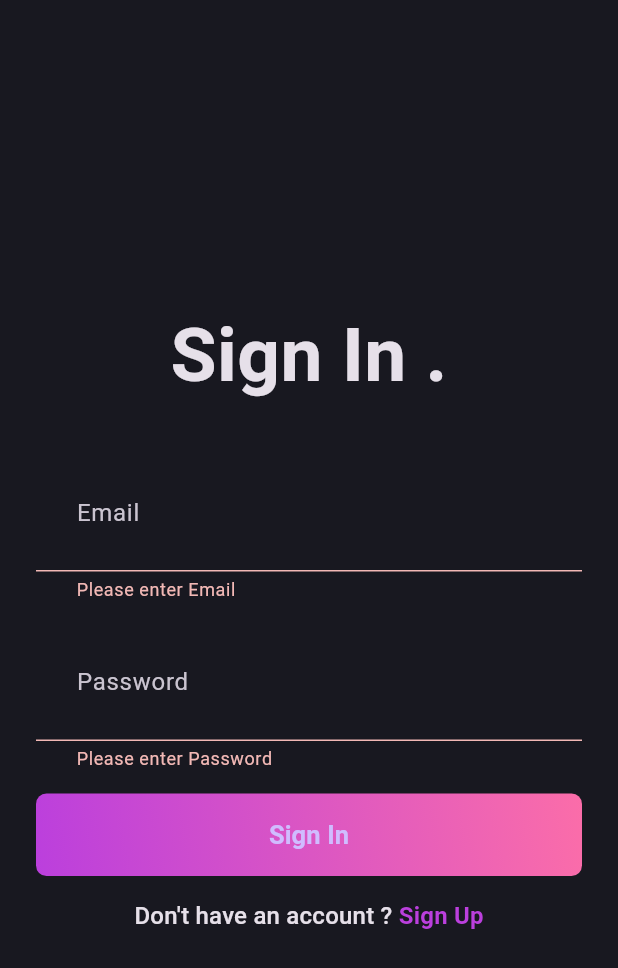
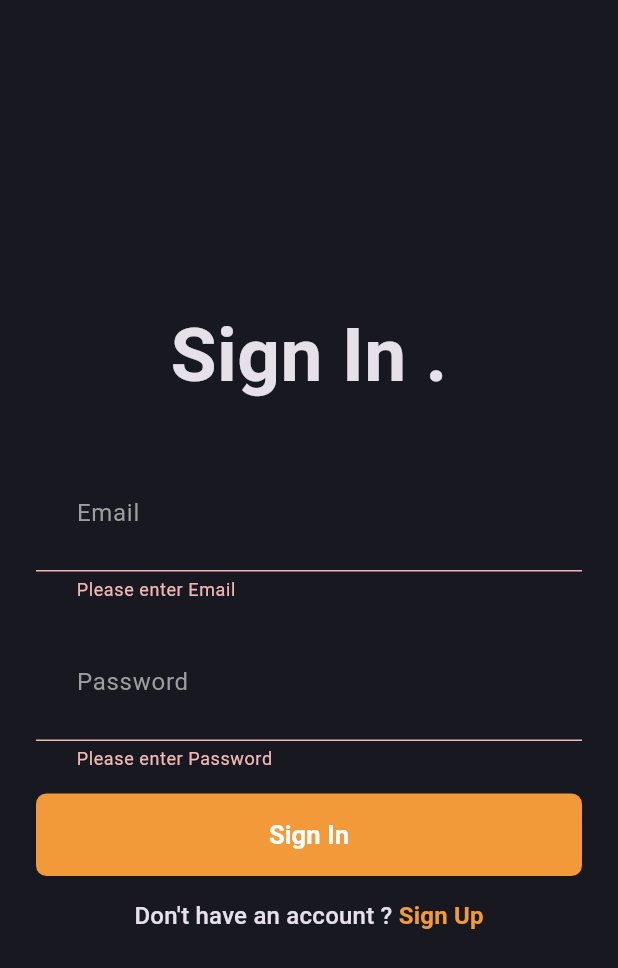
Before and after one commit to arun-kumar-bidila/myblog, a Flutter app: the screen it shows after launch, after a tap on "Sign In", on a phone screen of 412 x 824 dp. Shown: the top 968 px of the screen. Run offline on Flutter 3.47's test engine with Material 3 defaults, Android fonts, the phone set to English and light mode, and no system bars; our stand-ins replace dio, dotted_border, flutter_bloc, flutter_secure_storage, fpdart, get_it and 2 more; network calls fail.

Commit message:
complete phase one

```diff
--- a/lib/core/common/loader.dart
+++ b/lib/core/common/loader.dart
@@ -8,7 +8,7 @@ class Loader extends StatelessWidget {
   Widget build(BuildContext context) {
     return Center(
       child: CircularProgressIndicator(
-        color: AppPallete.gradient1,
+        color: AppPallete.secondaryColor,
         strokeWidth: 5,
       ),
     );
--- a/lib/core/cubits/app_user/app_user_cubit.dart
+++ b/lib/core/cubits/app_user/app_user_cubit.dart
@@ -9,7 +9,7 @@ class AppUserCubit extends Cubit<AppUserState> {
 
   void updateUser(User? user) {
     if (user == null) {
-      emit(AppUserInitial());
+      emit(AppUserLoggedOut());
     } else {
       emit(AppUserLoggedIn(user));
     }
--- a/lib/core/cubits/app_user/app_user_state.dart
+++ b/lib/core/cubits/app_user/app_user_state.dart
@@ -9,3 +9,5 @@ final class AppUserLoggedIn extends AppUserState {
   final User user;
   AppUserLoggedIn(this.user);
 }
+
+final class AppUserLoggedOut extends AppUserState {}
--- a/lib/core/theme/app_pallete.dart
+++ b/lib/core/theme/app_pallete.dart
@@ -1,13 +1,18 @@
 import 'package:flutter/material.dart';
 
 class AppPallete {
+  static const Color primaryColor = Color(0xFF1B4365);
+  static const Color secondaryColor = Color(0xFFF29939);
   static const Color backgroundColor = Color.fromRGBO(24, 24, 32, 1);
   static const Color gradient1 = Color.fromRGBO(187, 63, 221, 1);
   static const Color gradient2 = Color.fromRGBO(251, 109, 169, 1);
   static const Color gradient3 = Color.fromRGBO(255, 159, 124, 1);
   static const Color borderColor = Color.fromRGBO(52, 51, 67, 1);
   static const Color whiteColor = Colors.white;
+  static const Color blackColor = Colors.black;
   static const Color greyColor = Colors.grey;
   static const Color errorColor = Colors.redAccent;
   static const Color transparentColor = Colors.transparent;
+  static const Color splashScreenColor = primaryColor;
+  static const Color buttonColor = secondaryColor;
 }
--- a/lib/core/theme/theme.dart
+++ b/lib/core/theme/theme.dart
@@ -11,8 +11,9 @@ class AppTheme {
     scaffoldBackgroundColor: AppPallete.backgroundColor,
     inputDecorationTheme: InputDecorationTheme(
       enabledBorder: _border(),
-      focusedBorder: _border(AppPallete.gradient2),
+      focusedBorder: _border(AppPallete.secondaryColor),
       contentPadding: .all(27),
+
     ),
     appBarTheme: AppBarTheme(backgroundColor: AppPallete.backgroundColor),
   );
--- a/lib/core/utils/show_snackbar.dart
+++ b/lib/core/utils/show_snackbar.dart
@@ -7,14 +7,14 @@ void showSnackBar(BuildContext context, String content) {
     ..showSnackBar(
       SnackBar(
         elevation: 0,
-        backgroundColor: Colors.transparent,
-        behavior: SnackBarBehavior.floating,
+        backgroundColor: AppPallete.whiteColor,
+        // behavior: SnackBarBehavior.floating,
         content: Center(
           child: Text(
             content,
             style: TextStyle(
               fontWeight: FontWeight.bold,
-              color: AppPallete.gradient2,
+              color: AppPallete.primaryColor,
             ),
           ),
         ),
--- a/lib/features/auth/presentation/bloc/auth_state.dart
+++ b/lib/features/auth/presentation/bloc/auth_state.dart
@@ -7,15 +7,33 @@ final class AuthInitial extends AuthState {}
 
 final class AuthLoading extends AuthState {}
 
-final class AuthSuccess extends AuthState {
+
+
+final class AuthLoginSuccess extends AuthState {
   final User user;
-  AuthSuccess(this.user);
+  AuthLoginSuccess(this.user);
+}
+final class AuthLoginFailure extends AuthState {
+  final String message;
+
+  AuthLoginFailure(this.message);
 }
 
-final class AuthFailure extends AuthState {
+
+final class AuthSignUpSuccess extends AuthState {
+  final User user;
+  AuthSignUpSuccess(this.user);
+}
+final class AuthSignUpFailure extends AuthState {
   final String message;
 
-  AuthFailure(this.message);
+  AuthSignUpFailure(this.message);
+}
+
+
+final class AuthUserFetchSuccess extends AuthState {
+  final User user;
+  AuthUserFetchSuccess(this.user);
 }
 
 final class AuthUserFetchFailure extends AuthState {}
--- a/lib/features/auth/presentation/pages/login_page.dart
+++ b/lib/features/auth/presentation/pages/login_page.dart
@@ -7,7 +7,6 @@ import 'package:myblog/features/auth/presentation/bloc/auth_bloc.dart';
 import 'package:myblog/features/auth/presentation/pages/signup_page.dart';
 import 'package:myblog/features/auth/presentation/widgets/auth_field.dart';
 import 'package:myblog/features/auth/presentation/widgets/auth_gradient_button.dart';
-
 
 class LoginPage extends StatefulWidget {
   static Route route() => MaterialPageRoute(builder: (context) => LoginPage());
@@ -28,6 +27,7 @@ class _LoginPageState extends State<LoginPage> {
     passwordController.dispose();
     super.dispose();
   }
+
   @override
   Widget build(BuildContext context) {
     return Scaffold(
@@ -35,11 +35,13 @@ class _LoginPageState extends State<LoginPage> {
         child: Padding(
           padding: const EdgeInsets.symmetric(horizontal: 24),
           child: BlocConsumer<AuthBloc, AuthState>(
+            listenWhen: (previous, current) =>
+                current is AuthLoginFailure || current is AuthLoginSuccess,
             listener: (context, state) {
-              if (state is AuthFailure) {
+              if (state is AuthLoginFailure) {
                 showSnackBar(context, state.message);
               }
-              if (state is AuthSuccess) {
+              if (state is AuthLoginSuccess) {
                 showSnackBar(context, "Login Successful");
               }
             },
@@ -96,7 +98,7 @@ class _LoginPageState extends State<LoginPage> {
                               text: "Sign Up",
                               style: Theme.of(context).textTheme.titleMedium
                                   ?.copyWith(
-                                    color: AppPallete.gradient1,
+                                    color: AppPallete.secondaryColor,
                                     fontWeight: FontWeight.bold,
                                   ),
                             ),
--- a/lib/features/auth/presentation/widgets/auth_field.dart
+++ b/lib/features/auth/presentation/widgets/auth_field.dart
@@ -1,4 +1,5 @@
 import 'package:flutter/material.dart';
+import 'package:myblog/core/theme/app_pallete.dart';
 
 class AuthField extends StatefulWidget {
   final String hintText;
@@ -9,7 +10,7 @@ class AuthField extends StatefulWidget {
     super.key,
     required this.hintText,
     required this.controller,
-    this.isObscureText=false
+    this.isObscureText = false,
   });
 
   @override
@@ -22,7 +23,11 @@ class _AuthFieldState extends State<AuthField> {
     return TextFormField(
       controller: widget.controller,
       obscureText: widget.isObscureText,
-      decoration: InputDecoration(hintText: widget.hintText),
+      decoration: InputDecoration(
+        hintText: widget.hintText,
+        hintStyle: TextStyle(color: AppPallete.greyColor),
+      ),
+      cursorColor: AppPallete.secondaryColor,
       validator: (value) {
         if (value!.isEmpty) {
           return "Please enter ${widget.hintText}";
--- a/lib/features/auth/presentation/widgets/auth_gradient_button.dart
+++ b/lib/features/auth/presentation/widgets/auth_gradient_button.dart
@@ -16,11 +16,7 @@ class _AuthGradientButtonState extends State<AuthGradientButton> {
     return Container(
       decoration: BoxDecoration(
         borderRadius: BorderRadius.circular(7),
-        gradient: LinearGradient(
-          colors: [AppPallete.gradient1, AppPallete.gradient2],
-          begin: Alignment.bottomLeft,
-          end: Alignment.topRight,
-        ),
+       color: AppPallete.buttonColor
       ),
       child: ElevatedButton(
         onPressed:widget.onPressed,
@@ -32,7 +28,7 @@ class _AuthGradientButtonState extends State<AuthGradientButton> {
         ),
         child: Text(
           widget.buttonText,
-          style: TextStyle(fontSize: 17, fontWeight: FontWeight.w600),
+          style: TextStyle(fontSize: 17, fontWeight: FontWeight.w600,color: AppPallete.whiteColor),
         ),
       ),
     );
--- a/lib/main.dart
+++ b/lib/main.dart
@@ -4,9 +4,11 @@ import 'package:myblog/core/cubits/app_user/app_user_cubit.dart';
 import 'package:myblog/core/theme/theme.dart';
 import 'package:myblog/features/auth/presentation/bloc/auth_bloc.dart';
 import 'package:myblog/features/auth/presentation/pages/login_page.dart';
+
 import 'package:myblog/features/blog/presentation/bloc/blog_bloc.dart';
 import 'package:myblog/features/blog/presentation/pages/blog_page.dart';
 import 'package:myblog/init_dependencies.dart';
+import 'package:myblog/splash_screen.dart';
 
 void main() async {
   WidgetsFlutterBinding.ensureInitialized();
@@ -45,15 +47,16 @@ class _MyAppState extends State<MyApp> {
       title: 'MyBlog',
       debugShowCheckedModeBanner: false,
       theme: AppTheme.darkThemeMode,
-      home: BlocSelector<AppUserCubit, AppUserState, bool>(
-        selector: (state) {
-          return state is AppUserLoggedIn;
-        },
-        builder: (context, isLoggedIn) {
-          if (isLoggedIn) {
+      home: BlocBuilder<AppUserCubit, AppUserState>(
+
+        builder: (context, state) {
+          if (state is AppUserInitial) {
+            return SplashScreen();
+          } else if ( state is AppUserLoggedIn) {
             return BlogPage();
           } else {
             return LoginPage();
+
           }
         },
       ),
--- /dev/null
+++ b/lib/splash_screen.dart
@@ -0,0 +1,20 @@
+import 'package:flutter/material.dart';
+import 'package:myblog/core/theme/app_pallete.dart';
+
+class SplashScreen extends StatelessWidget {
+  const SplashScreen({super.key});
+
+  @override
+  Widget build(BuildContext context) {
+    return Scaffold(
+      body: Container(
+        width: double.infinity,
+        height: double.infinity,
+        color: AppPallete.splashScreenColor,
+        child: Center(
+          child: Image.asset("assets/logo.png", fit: BoxFit.contain),
+        ),
+      ),
+    );
+  }
+}
--- a/pubspec.yaml
+++ b/pubspec.yaml
@@ -68,9 +68,8 @@ flutter:
   uses-material-design: true
 
   # To add assets to your application, add an assets section, like this:
-  # assets:
-  #   - images/a_dot_burr.jpeg
-  #   - images/a_dot_ham.jpeg
+  assets:
+    - assets/
 
   # An image asset can refer to one or more resolution-specific "variants", see
   # https://flutter.dev/to/resolution-aware-images
```
Also changed, not shown: lib/features/auth/presentation/bloc/auth_bloc.dart (+20 -18 lines), lib/features/auth/presentation/pages/signup_page.dart (+14 -9 lines), assets/logo.png (added), assets/myblog.png (added), 5 other files.
